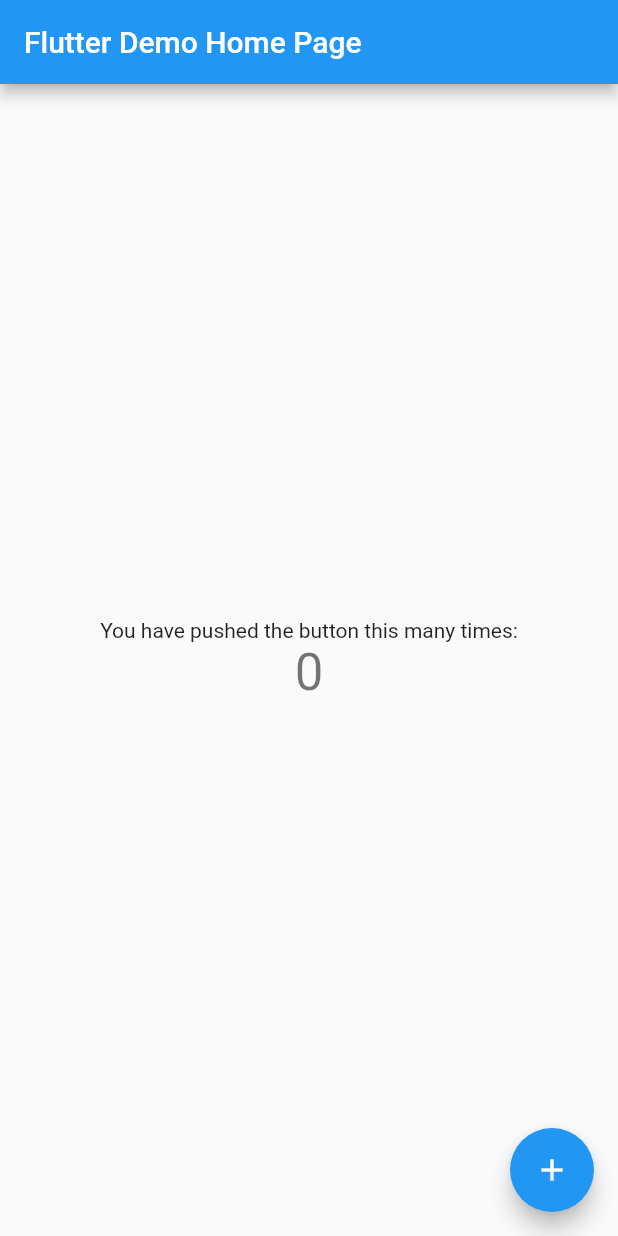
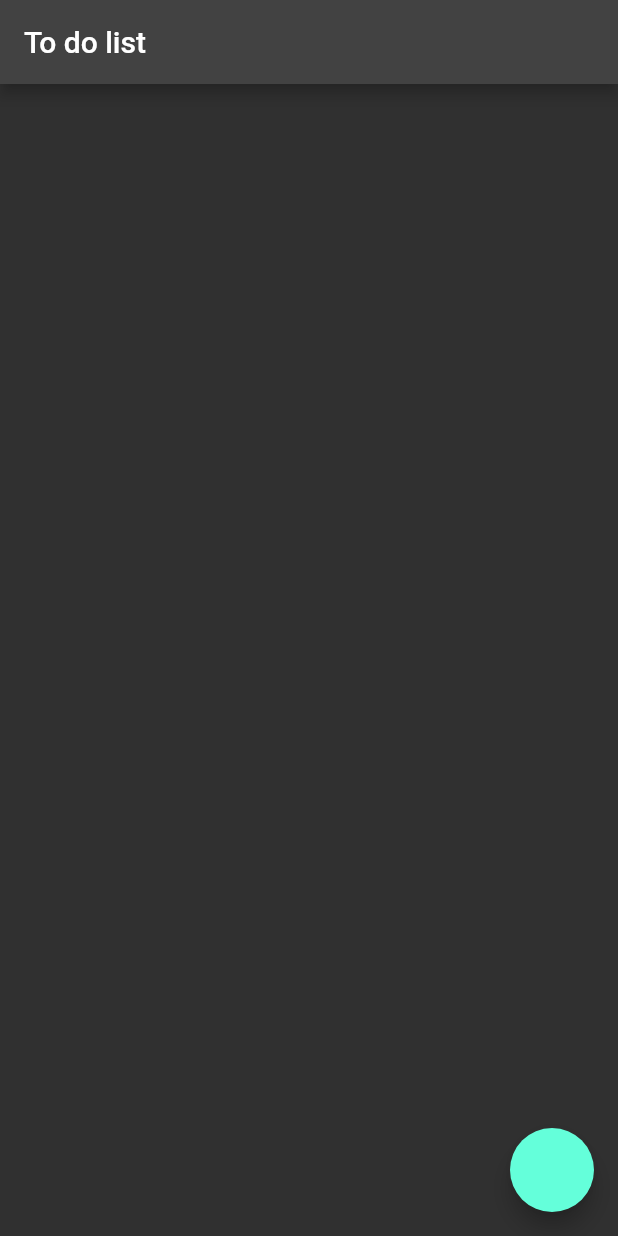
Before and after one commit to i900aiman/ToDoListApp, a Flutter app: the screen it shows after launch, on a phone screen of 412 x 824 dp. Run offline on Flutter 3.47's test engine with Material 2 defaults, Android fonts, the phone set to English and light mode, and no system bars; network calls fail.

Commit message:
post and get

```diff
--- /dev/null
+++ b/lib/Home/Homepage.dart
@@ -0,0 +1,59 @@
+import 'package:flutter/material.dart';
+import 'package:flutter/src/widgets/container.dart';
+import 'package:flutter/src/widgets/framework.dart';
+import 'package:to_do_list_app/Home/Addpage.dart';
+import 'package:to_do_list_app/Model/AlbumModel.dart';
+import 'package:to_do_list_app/Network/Repository.dart';
+
+class Homepage extends StatefulWidget {
+  const Homepage({super.key});
+
+  @override
+  State<Homepage> createState() => _HomepageState();
+}
+
+class _HomepageState extends State<Homepage> {
+  List<Album> listAlbum = [];
+  Repository repository = Repository();
+
+  getData() async {
+    listAlbum = await repository.getData();
+  }
+
+  @override
+  void initState() {
+    getData();
+    super.initState();
+  }
+
+  @override
+  Widget build(BuildContext context) {
+    return Scaffold(
+      appBar: AppBar(
+        title: Text("To do list"),
+      ),
+      body: ListView.separated(
+          itemBuilder: (context, index) {
+            return Container(
+              child: Column(
+                crossAxisAlignment: CrossAxisAlignment.start,
+                children: [
+                  Text(listAlbum[index].id),
+                  Text(listAlbum[index].content),
+                ],
+              ),
+            );
+          },
+          separatorBuilder: (context, index) {
+            return Divider();
+          },
+          itemCount: listAlbum.length),
+      floatingActionButton: FloatingActionButton(onPressed: navigateToAddPage),
+    );
+  }
+
+  void navigateToAddPage() {
+    final route = MaterialPageRoute(builder: (context) => AddPage());
+    Navigator.of(context).popAndPushNamed('/addPage');
+  }
+}
--- /dev/null
+++ b/lib/Model/AlbumModel.dart
@@ -0,0 +1,19 @@
+class Album {
+  final String content;
+  final String id;
+  final String title;
+
+  const Album({
+    required this.content,
+    required this.id,
+    required this.title,
+  });
+
+  factory Album.fromJson(Map<String, dynamic> json) {
+    return Album(
+      content: json['content'],
+      id: json['id'],
+      title: json['title'],
+    );
+  }
+}
--- /dev/null
+++ b/lib/Network/Repository.dart
@@ -0,0 +1,36 @@
+import 'dart:convert';
+import 'package:http/http.dart' as http;
+import 'package:to_do_list_app/Model/AlbumModel.dart';
+
+class Repository {
+  final _baseUrl =
+      "https://65c6ad5be7c384aada6deb27.mockapi.io/api/v1/get-list-view";
+
+  Future getData() async {
+    try {
+      final response = await http.get(Uri.parse(_baseUrl + '/List'));
+
+      if (response.statusCode == 200) {
+        print(response.body);
+        Iterable it = jsonDecode(response.body);
+        List<Album> album = it.map((e) => Album.fromJson(e)).toList();
+        return album;
+      }
+    } catch (e) {
+      print(e.toString());
+    }
+  }
+
+  Future postData(String title, String content) async {
+    try {
+      final response = await http.post(Uri.parse(_baseUrl + '/List'),
+          body: {"title": title, "content": content});
+
+      if (response.statusCode == 201) {
+        return true;
+      } else {
+        return false;
+      }
+    } catch (e) {}
+  }
+}
--- a/lib/main.dart
+++ b/lib/main.dart
@@ -1,4 +1,7 @@
 import 'package:flutter/material.dart';
+import 'package:to_do_list_app/Home/Addpage.dart';
+
+import 'Home/Homepage.dart';
 
 void main() {
   runApp(const MyApp());
@@ -11,105 +14,14 @@ class MyApp extends StatelessWidget {
   @override
   Widget build(BuildContext context) {
     return MaterialApp(
+      debugShowCheckedModeBanner: false,
       title: 'Flutter Demo',
-      theme: ThemeData(
-        // This is the theme of your application.
-        //
-        // Try running your application with "flutter run". You'll see the
-        // application has a blue toolbar. Then, without quitting the app, try
-        // changing the primarySwatch below to Colors.green and then invoke
-        // "hot reload" (press "r" in the console where you ran "flutter run",
-        // or simply save your changes to "hot reload" in a Flutter IDE).
-        // Notice that the counter didn't reset back to zero; the application
-        // is not restarted.
-        primarySwatch: Colors.blue,
-      ),
-      home: const MyHomePage(title: 'Flutter Demo Home Page'),
+      theme: ThemeData.dark(),
+      routes: {
+        '/home': (context) => Homepage(),
+        '/addPage': (context) => AddPage()
+      },
+      home: Homepage(),
     );
   }
 }
-
-class MyHomePage extends StatefulWidget {
-  const MyHomePage({super.key, required this.title});
-
-  // This widget is the home page of your application. It is stateful, meaning
-  // that it has a State object (defined below) that contains fields that affect
-  // how it looks.
-
-  // This class is the configuration for the state. It holds the values (in this
-  // case the title) provided by the parent (in this case the App widget) and
-  // used by the build method of the State. Fields in a Widget subclass are
-  // always marked "final".
-
-  final String title;
-
-  @override
-  State<MyHomePage> createState() => _MyHomePageState();
-}
-
-class _MyHomePageState extends State<MyHomePage> {
-  int _counter = 0;
-
-  void _incrementCounter() {
-    setState(() {
-      // This call to setState tells the Flutter framework that something has
-      // changed in this State, which causes it to rerun the build method below
-      // so that the display can reflect the updated values. If we changed
-      // _counter without calling setState(), then the build method would not be
-      // called again, and so nothing would appear to happen.
-      _counter++;
-    });
-  }
-
-  @override
-  Widget build(BuildContext context) {
-    // This method is rerun every time setState is called, for instance as done
-    // by the _incrementCounter method above.
-    //
-    // The Flutter framework has been optimized to make rerunning build methods
-    // fast, so that you can just rebuild anything that needs updating rather
-    // than having to individually change instances of widgets.
-    return Scaffold(
-      appBar: AppBar(
-        // Here we take the value from the MyHomePage object that was created by
-        // the App.build method, and use it to set our appbar title.
-        title: Text(widget.title),
-      ),
-      body: Center(
-        // Center is a layout widget. It takes a single child and positions it
-        // in the middle of the parent.
-        child: Column(
-          // Column is also a layout widget. It takes a list of children and
-          // arranges them vertically. By default, it sizes itself to fit its
-          // children horizontally, and tries to be as tall as its parent.
-          //
-          // Invoke "debug painting" (press "p" in the console, choose the
-          // "Toggle Debug Paint" action from the Flutter Inspector in Android
-          // Studio, or the "Toggle Debug Paint" command in Visual Studio Code)
-          // to see the wireframe for each widget.
-          //
-          // Column has various properties to control how it sizes itself and
-          // how it positions its children. Here we use mainAxisAlignment to
-          // center the children vertically; the main axis here is the vertical
-          // axis because Columns are vertical (the cross axis would be
-          // horizontal).
-          mainAxisAlignment: MainAxisAlignment.center,
-          children: <Widget>[
-            const Text(
-              'You have pushed the button this many times:',
-            ),
-            Text(
-              '$_counter',
-              style: Theme.of(context).textTheme.headlineMedium,
-            ),
-          ],
-        ),
-      ),
-      floatingActionButton: FloatingActionButton(
-        onPressed: _incrementCounter,
-        tooltip: 'Increment',
-        child: const Icon(Icons.add),
-      ), // This trailing comma makes auto-formatting nicer for build methods.
-    );
-  }
-}
```
Also changed, not shown: lib/Home/Addpage.dart (added, +60 -0 lines), pubspec.yaml (+1 -20 lines), pubspec.lock, 1 other file.
